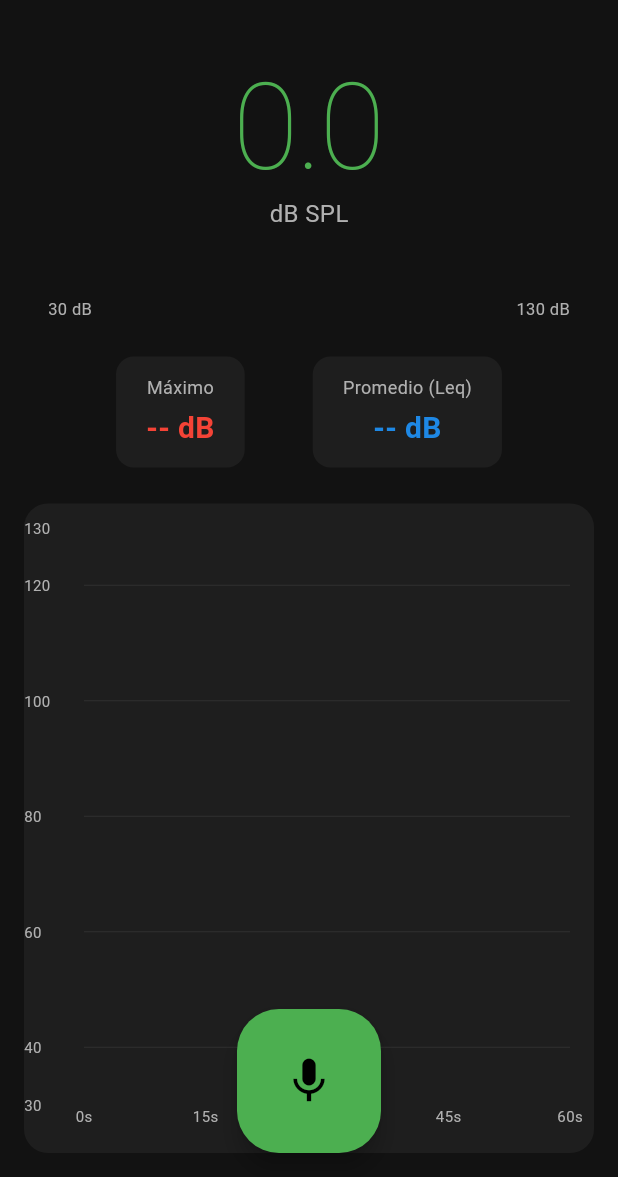
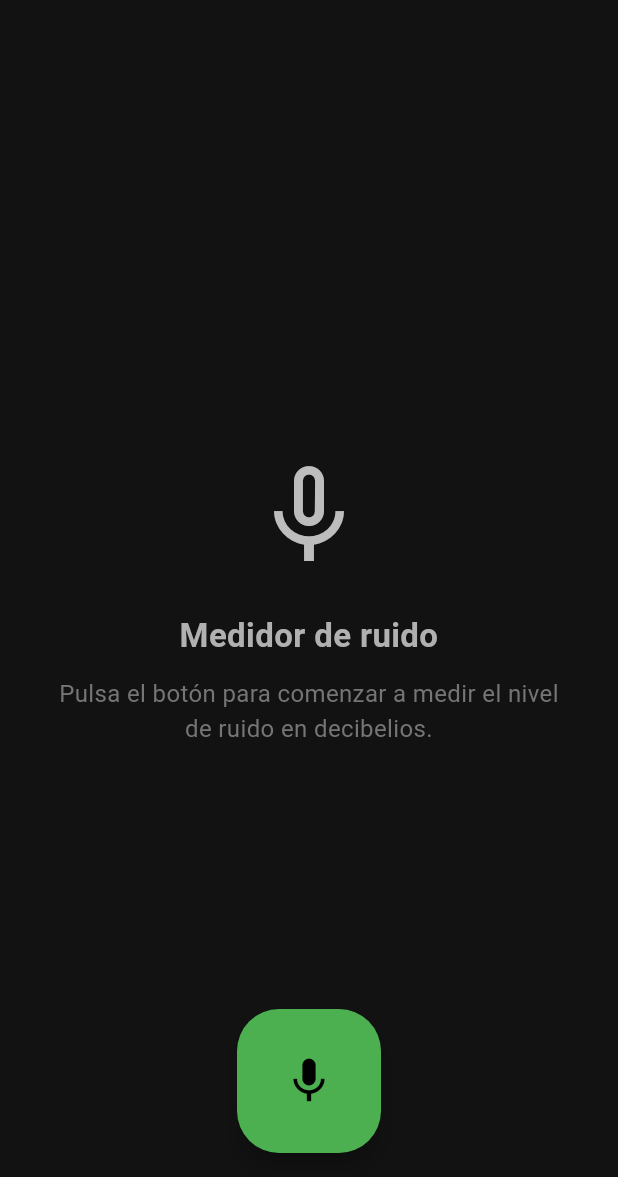
Before and after one commit to redsocialgroup3-coder/dblog, a Flutter app: the screen it shows after launch, on a phone screen of 412 x 824 dp, the part 59-1236 px from its top. Run offline on Flutter 3.47's test engine with Material 3 defaults, Android fonts, the phone set to English and light mode, and no system bars; drawn by our look-alikes of fl_chart; our stand-ins replace permission_handler; missing offline and left inert: noise_meter.

Commit message:
fix(app): exponer errores de audio a UI y agregar estado vacío inicial

```diff
--- a/dblog-app/lib/features/meter/providers/meter_provider.dart
+++ b/dblog-app/lib/features/meter/providers/meter_provider.dart
@@ -35,6 +35,11 @@ class MeterProvider extends ChangeNotifier with WidgetsBindingObserver {
 
   bool _permissionDeniedPermanently = false;
   bool get permissionDeniedPermanently => _permissionDeniedPermanently;
+
+  String? _errorMessage;
+  String? get errorMessage => _errorMessage;
+
+  bool get hasStarted => _sessionStart != null;
 
   /// Buffer circular de lecturas (últimos 60 segundos).
   final List<DbReading> _readings = [];
@@ -116,6 +121,7 @@ class MeterProvider extends ChangeNotifier with WidgetsBindingObserver {
     _sumLinearPower = 0.0;
     _totalSamples = 0;
     _sessionStart = null;
+    _errorMessage = null;
     notifyListeners();
   }
 
@@ -158,7 +164,13 @@ class MeterProvider extends ChangeNotifier with WidgetsBindingObserver {
 
   void _onNoiseError(Object error) {
     debugPrint('NoiseMeter error: $error');
+    _errorMessage = 'Error al acceder al micrófono. Verifica los permisos.';
     stop();
+  }
+
+  void clearError() {
+    _errorMessage = null;
+    notifyListeners();
   }
 
   /// Mantiene solo las últimas [AudioConstants.maxReadings] lecturas.
--- a/dblog-app/lib/features/meter/widgets/meter_screen.dart
+++ b/dblog-app/lib/features/meter/widgets/meter_screen.dart
@@ -37,6 +37,27 @@ class MeterScreen extends StatelessWidget {
             return _PermissionDeniedView(
               onOpenSettings: provider.openAppSettings,
             );
+          }
+
+          // Mostrar error si lo hay.
+          if (provider.errorMessage != null) {
+            WidgetsBinding.instance.addPostFrameCallback((_) {
+              ScaffoldMessenger.of(context).showSnackBar(
+                SnackBar(
+                  content: Text(provider.errorMessage!),
+                  action: SnackBarAction(
+                    label: 'OK',
+                    onPressed: provider.clearError,
+                  ),
+                ),
+              );
+              provider.clearError();
+            });
+          }
+
+          // Estado inicial: no se ha iniciado ninguna medición.
+          if (!provider.hasStarted && !provider.isListening) {
+            return const _EmptyStateView();
           }
 
           return SafeArea(
@@ -91,6 +112,37 @@ class MeterScreen extends StatelessWidget {
   }
 }
 
+class _EmptyStateView extends StatelessWidget {
+  const _EmptyStateView();
+
+  @override
+  Widget build(BuildContext context) {
+    return Center(
+      child: Padding(
+        padding: const EdgeInsets.all(32.0),
+        child: Column(
+          mainAxisSize: MainAxisSize.min,
+          children: [
+            Icon(Icons.mic_none, size: 80, color: Colors.grey.shade400),
+            const SizedBox(height: 24),
+            const Text(
+              'Medidor de ruido',
+              style: TextStyle(fontSize: 22, fontWeight: FontWeight.w600),
+              textAlign: TextAlign.center,
+            ),
+            const SizedBox(height: 12),
+            Text(
+              'Pulsa el botón para comenzar a medir el nivel de ruido en decibelios.',
+              textAlign: TextAlign.center,
+              style: TextStyle(fontSize: 16, color: Colors.grey.shade600),
+            ),
+          ],
+        ),
+      ),
+    );
+  }
+}
+
 class _PermissionDeniedView extends StatelessWidget {
   final VoidCallback onOpenSettings;
 
```
